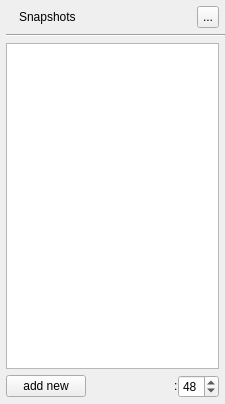
First picture: the form in src/DiscoveryArea/ui/snapshots_panel.ui, repository eidora-desktop/EIDORA, before the edit.
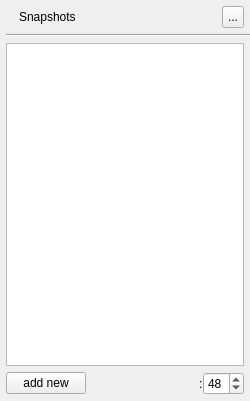
Second picture: the form after the edit. Icons and pictures are not drawn.

Patch:
```diff
--- a/src/DiscoveryArea/ui/snapshots_panel.ui
+++ b/src/DiscoveryArea/ui/snapshots_panel.ui
@@ -6,8 +6,8 @@
    <rect>
     <x>0</x>
     <y>0</y>
-    <width>225</width>
-    <height>404</height>
+    <width>250</width>
+    <height>401</height>
    </rect>
   </property>
   <property name="sizePolicy">
@@ -238,7 +238,7 @@
               </property>
              </spacer>
             </item>
-            <item alignment="Qt::AlignmentFlag::AlignVCenter">
+            <item>
              <widget class="QLabel" name="label_snapshot_size_icon">
               <property name="text">
                <string/>
@@ -254,14 +254,14 @@
               </property>
              </widget>
             </item>
-            <item alignment="Qt::AlignmentFlag::AlignVCenter">
+            <item>
              <widget class="QLabel" name="label_snapshot_size_separator">
               <property name="text">
                <string>:</string>
               </property>
              </widget>
             </item>
-            <item alignment="Qt::AlignmentFlag::AlignVCenter">
+            <item>
              <widget class="QSpinBox" name="spin_snapshot_thumbnail_size">
               <property name="sizePolicy">
                <sizepolicy hsizetype="Fixed" vsizetype="Fixed">
```
Left out of the diff: 12 changed lines with no effect on the pictures.
